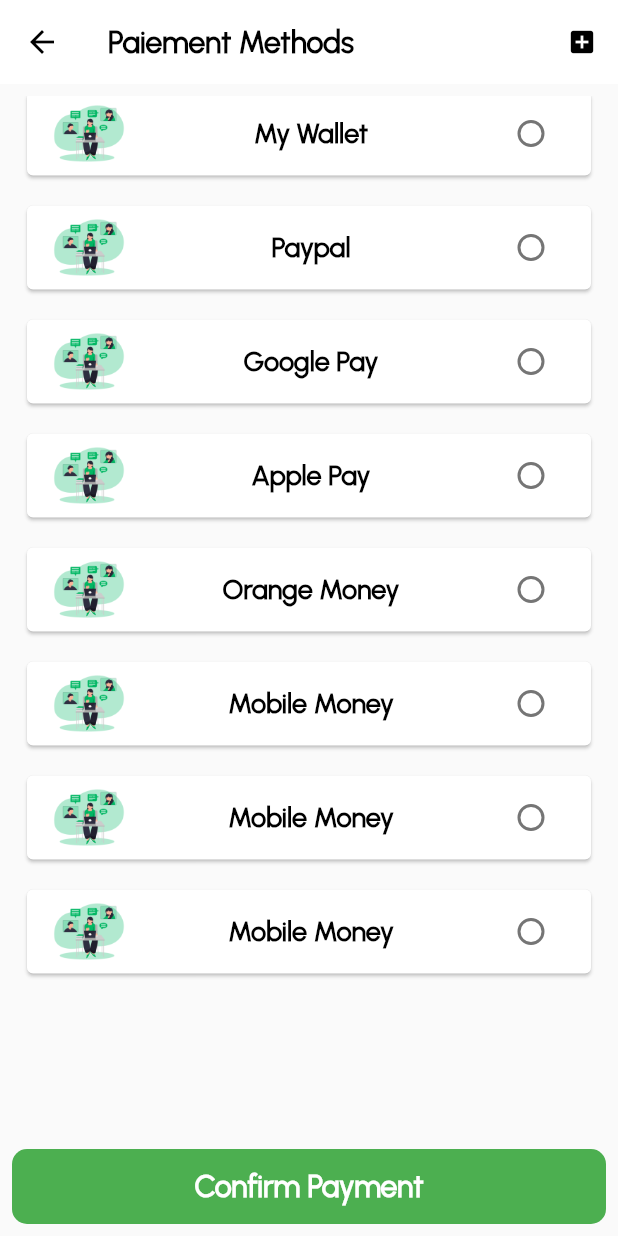
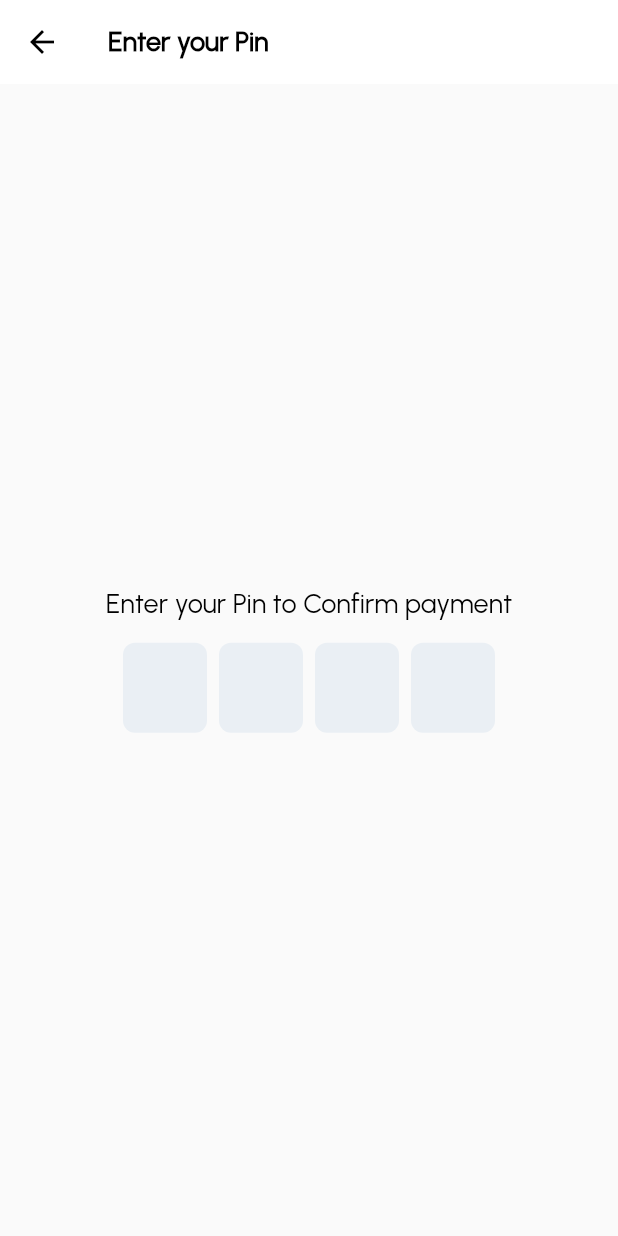
Before and after one commit to arolleaguekeng/Bayarm, a Flutter app: the PaiementContent screen opened directly, scrolled down 47 dp, after a tap on "Confirm Payment", on a phone screen of 412 x 824 dp. Run offline on Flutter 3.47's test engine with Material 2 defaults, Android fonts, the phone set to English and light mode, and no system bars; drawn by our look-alikes of pinput; our stand-ins replace firebase_auth, firebase_core, flutter_svg, image_picker, intl_phone_field; accounts and stored records are empty; network calls fail.

Commit message:
first finalisation of paiement pages and start pinPages

```diff
--- /dev/null
+++ b/bayarm/lib/screens/paiement/PinPages/pinPages.dart
@@ -0,0 +1,49 @@
+import 'package:bayarm/screens/components/forms/custom_text.dart';
+import 'package:flutter/material.dart';
+import 'package:pinput/pinput.dart';
+
+class PinPages extends StatefulWidget {
+  const PinPages({super.key});
+
+  @override
+  State<PinPages> createState() => _PinPagesState();
+}
+
+class _PinPagesState extends State<PinPages> {
+  @override
+  Widget build(BuildContext context) {
+    return Scaffold(
+      appBar: AppBar(
+        elevation: 0,
+        backgroundColor: Colors.white,
+        title: CustumText(
+          text: "Enter your Pin",
+          size: 18,
+          weight: FontWeight.bold,
+        ),
+        leading: BackButton(
+          color: Colors.black,
+        ),
+      ),
+      body: Center(
+        child: Container(
+          child: Column(mainAxisAlignment: MainAxisAlignment.center, children: [
+            CustumText(
+              text: "Enter your Pin to Confirm payment",
+              size: 18,
+            ),
+            const SizedBox(
+              height: 15,
+            ),
+            Pinput(
+              length: 4,
+              onChanged: (value) {
+                setState(() {});
+              },
+            ),
+          ]),
+        ),
+      ),
+    );
+  }
+}
--- a/bayarm/lib/screens/paiement/paiement_content.dart
+++ b/bayarm/lib/screens/paiement/paiement_content.dart
@@ -1,5 +1,6 @@
 import 'package:bayarm/notfoundPage.dart';
 import 'package:bayarm/screens/components/forms/custom_text.dart';
+import 'package:bayarm/screens/paiement/PinPages/pinPages.dart';
 import 'package:flutter/material.dart';
 
 enum Pet {
@@ -309,7 +310,16 @@
                 ),
               ),
               MaterialButton(
-                onPressed: () {},
+                onPressed: () {
+                  Navigator.push(
+                    context,
+                    MaterialPageRoute(
+                      builder: (__) {
+                        return PinPages();
+                      },
+                    ),
+                  );
+                },
                 height: 50,
                 elevation: 0,
                 splashColor: Colors.green,
```
Also changed, not shown: bayarm/lib/screens/login/phone_number_login/verification_otp.dart (+7 -8 lines).
